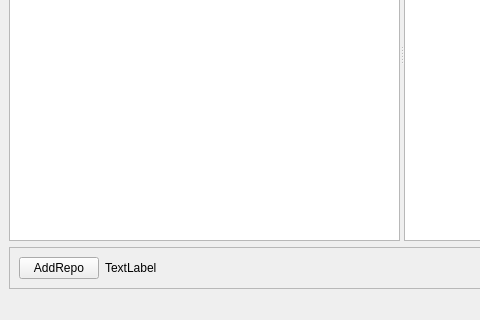
horvathzoltan/note1, file mainwindow.ui: the form before one commit; both pictures show x 0 to 480 and y 142 to 462 of the 693 by 462 pixel window.
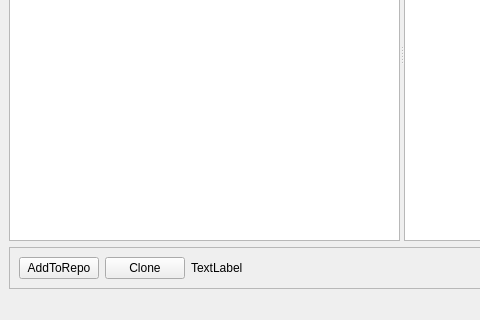
The form after the commit.

Diff of the .ui file:
```diff
--- a/mainwindow.ui
+++ b/mainwindow.ui
@@ -163,7 +163,14 @@
        <item>
         <widget class="QPushButton" name="addRepoButton">
          <property name="text">
-          <string>AddRepo</string>
+          <string>AddToRepo</string>
+         </property>
+        </widget>
+       </item>
+       <item>
+        <widget class="QPushButton" name="cloneButton">
+         <property name="text">
+          <string>Clone</string>
          </property>
         </widget>
        </item>
```
Left out of the diff: 2 changed lines with no effect on the pictures.
